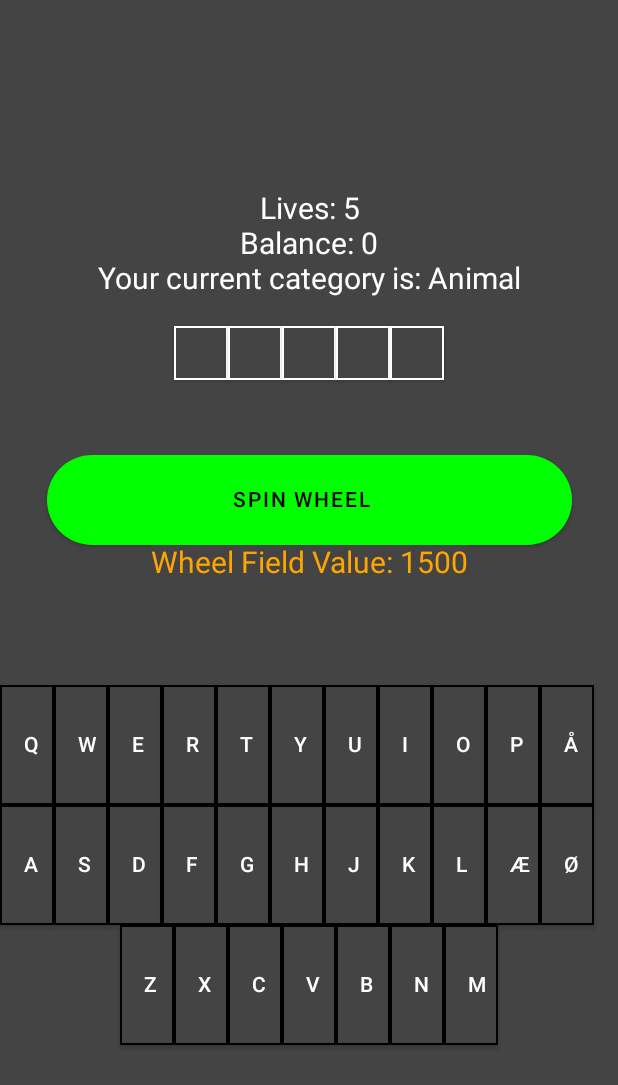
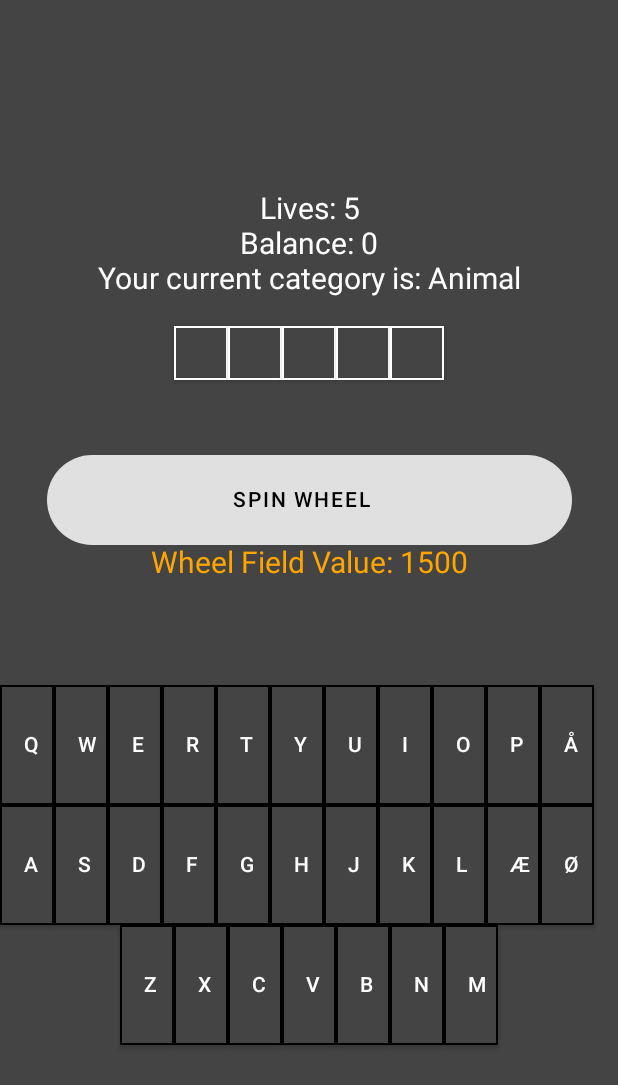
Before and after one commit to AlexBatten/wheeloffortune, an Android app built with Jetpack Compose: the PlayScreen screen opened directly, with no data from a screen before it, on a phone screen of 412 x 824 dp. Shown: the top 1085 px of the screen. Run offline under Robolectric (Android 15) with nearby library versions, the phone set to English and light mode, and no system bars.

Commit message:
Spin wheel clickable only once, TODO: guessing a letter should enable the spinning wheel again.

```diff
--- a/app/src/main/java/com/example/wheeloffortune/PlayScreen.kt
+++ b/app/src/main/java/com/example/wheeloffortune/PlayScreen.kt
@@ -5,6 +5,7 @@ import android.os.Bundle
 import androidx.activity.ComponentActivity
 import androidx.activity.compose.setContent
 import androidx.compose.foundation.BorderStroke
+import androidx.compose.foundation.clickable
 import androidx.compose.foundation.layout.*
 import androidx.compose.foundation.shape.RoundedCornerShape
 import androidx.compose.material.*
@@ -95,7 +96,7 @@ fun WordButton(char: Char, characterColor: Color){
     var charactercolor by remember {mutableStateOf(Color.DarkGray)}
     charactercolor = characterColor
 
-    Button(onClick = {/*donothing*/}, colors = ButtonDefaults.buttonColors(backgroundColor = Color.DarkGray), shape = RoundedCornerShape(0.dp), border = BorderStroke(1.dp, Color.White), modifier = Modifier
+    Button(onClick = {/*donothing*/}, colors = ButtonDefaults.buttonColors(backgroundColor = Color.DarkGray), shape = RoundedCornerShape(0.dp), border = BorderStroke(1.dp, Color.White), enabled = true,  modifier = Modifier
         .height(36.dp)
         .width(36.dp)) {
         Text(text = char.toString(), Modifier.padding(0.dp,0.dp,0.dp,0.dp), color = charactercolor, fontSize = 10.sp)
@@ -183,7 +184,7 @@ fun KeyboardButton(char: Char){
         if (data.wordarray.chararray.contains(char)){
 
         }
-    }, colors = ButtonDefaults.buttonColors(backgroundColor = Color.DarkGray), shape = RoundedCornerShape(0.dp), border = BorderStroke(1.dp, Color.Black),  modifier = Modifier
+    }, colors = ButtonDefaults.buttonColors(backgroundColor = Color.DarkGray), shape = RoundedCornerShape(0.dp), border = BorderStroke(1.dp, Color.Black), modifier = Modifier
         .height(80.dp)
         .width(36.dp)) {
         Text(text = char.toString(), Modifier.padding(0.dp,0.dp,0.dp,0.dp), color = Color.White, fontSize = 14.sp)
@@ -193,7 +194,7 @@ fun KeyboardButton(char: Char){
 
 @Composable
 fun SpinButton() {
-
+    var click by remember {mutableStateOf(false)}
     var fieldvalue by remember { mutableStateOf(data.wheel.fieldarray[data.currentfield].point.toString())}
 
     Button(onClick = {
@@ -201,8 +202,11 @@ fun SpinButton() {
         if (data.wheel.fieldarray[data.currentfield].bankrupt){
             data.player.balance = 0
         }
+
+        click = false
+
         fieldvalue = data.wheel.fieldarray[data.currentfield].point.toString()
-                     }, colors = ButtonDefaults.buttonColors(backgroundColor = Color.Green), shape = RoundedCornerShape(100.dp), modifier = Modifier
+                     }, colors = ButtonDefaults.buttonColors(backgroundColor = Color.Green), shape = RoundedCornerShape(100.dp), enabled = click, modifier = Modifier
         .height(60.dp)
         .width(350.dp)) {
         Text(text = stringResource(R.string.spin_button_text), Modifier.padding(0.dp,0.dp,10.dp,0.dp), color = Color.Black )
--- /dev/null
+++ b/app/src/main/java/com/example/wheeloffortune/ViewModel.kt
@@ -0,0 +1,4 @@
+package com.example.wheeloffortune
+
+class ViewModel {
+}
```
